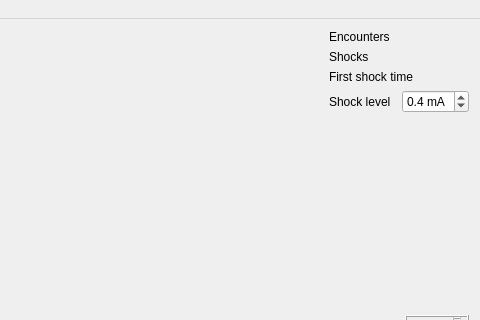
Qt form kachnatracker.ui (fgu-cas/kachna-tracker) before a commit; both pictures show x 159 to 639 and y 0 to 320 of the 639 by 406 pixel window.
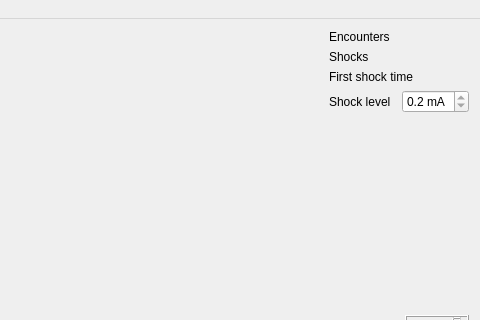
The same form after that commit.

Commit message: ui tweaks, change default shock value

The edit to the form file:
```diff
--- a/kachnatracker.ui
+++ b/kachnatracker.ui
@@ -105,13 +105,13 @@
            <double>0.200000000000000</double>
           </property>
           <property name="maximum">
-           <double>0.700000000000000</double>
+           <double>0.200000000000000</double>
           </property>
           <property name="singleStep">
            <double>0.100000000000000</double>
           </property>
           <property name="value">
-           <double>0.400000000000000</double>
+           <double>0.200000000000000</double>
           </property>
          </widget>
         </item>
```
The commit also changes 2 other files.
